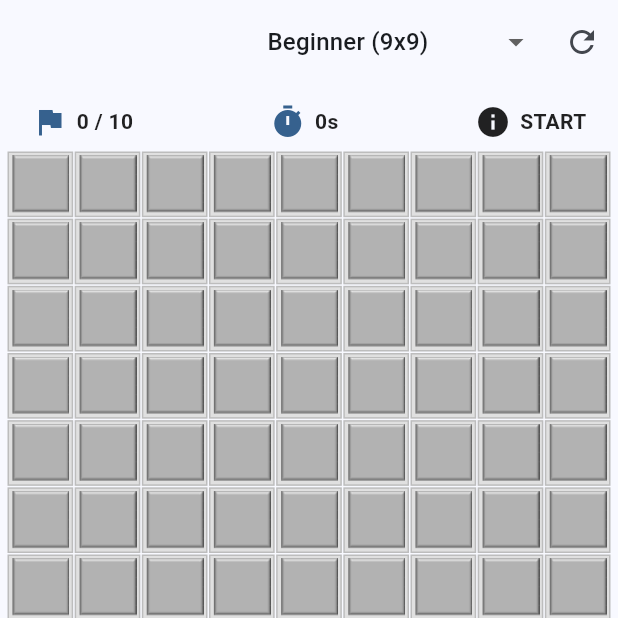
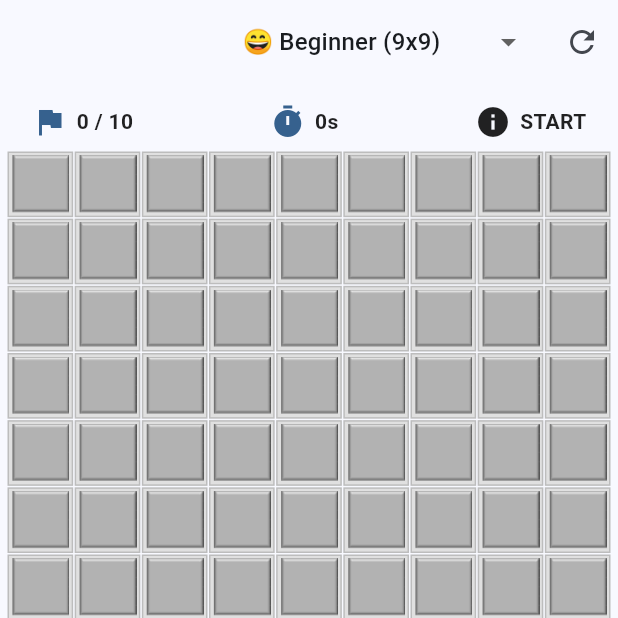
Before and after one commit to Wratheus/MineSweeper-Flutter, a Flutter app: the screen it shows after launch, on a phone screen of 412 x 824 dp, the top half of it. Run offline on Flutter 3.47's test engine with Material 3 defaults, Android fonts, the phone set to English and light mode, and no system bars.

Commit message:
style: screen changes

```diff
--- a/lib/src/feature/game/widgets/screen.dart
+++ b/lib/src/feature/game/widgets/screen.dart
@@ -151,13 +151,24 @@ class _MinesweeperGameplayScreenState extends State<MinesweeperGameplayScreen> {
     padding: const EdgeInsets.symmetric(horizontal: 8),
     child: DropdownButton<Difficulty>(
       value: selectedDifficulty,
-      underline: Container(),
+      underline: const SizedBox.shrink(),
+      padding: const EdgeInsets.all(5),
+      borderRadius: BorderRadius.circular(5),
       items: Difficulty.values
           .map(
             (d) => DropdownMenuItem<Difficulty>(
               value: d,
-              child: Text(
-                '${d.name[0].toUpperCase()}${d.name.substring(1)} (${d.size.width}x${d.size.height})',
+              child: Row(
+                children: [
+                  Text(switch (d) {
+                    Difficulty.beginner => '😄',
+                    Difficulty.intermediate => '🥸',
+                    Difficulty.expert => '💀',
+                  }),
+                  Text(
+                    ' ${d.name[0].toUpperCase()}${d.name.substring(1)} (${d.size.width}x${d.size.height})',
+                  ),
+                ],
               ),
             ),
           )
```
